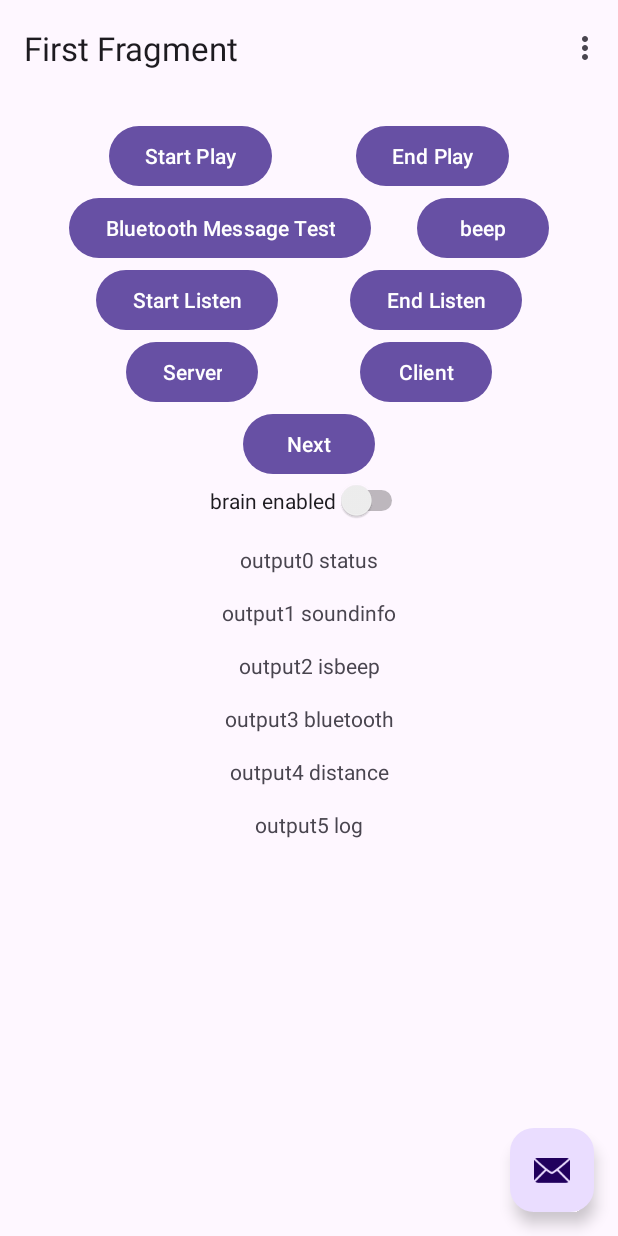
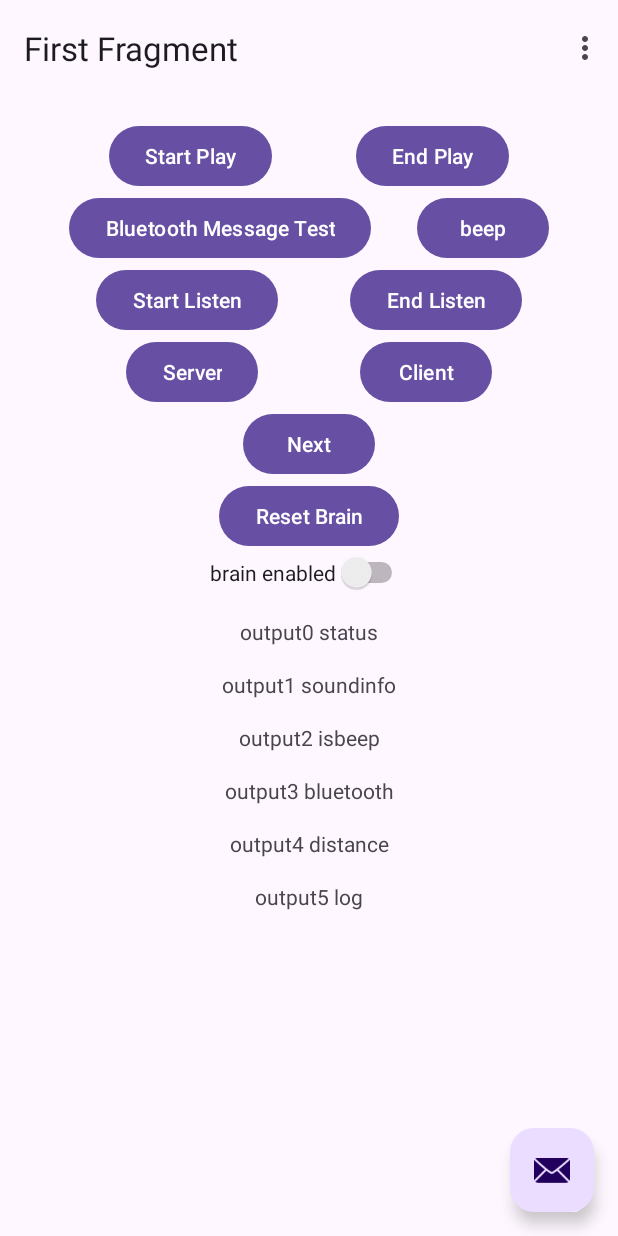
Before and after one commit to a7543/Ranging, an Android app: the screen it shows after launch (MainActivity), on a phone screen of 412 x 824 dp. Run offline under Robolectric (Android 15) with nearby library versions, the phone set to English and light mode, and no system bars; our stand-ins replace navigation-ui.

Commit message:
Add button to reset brain

```diff
--- a/app/src/main/res/layout/fragment_first.xml
+++ b/app/src/main/res/layout/fragment_first.xml
@@ -96,10 +96,20 @@
             android:layout_width="wrap_content"
             android:layout_height="wrap_content"
             android:text="@string/next"
+            app:layout_constraintBottom_toTopOf="@id/button_reset"
+            app:layout_constraintEnd_toEndOf="parent"
+            app:layout_constraintStart_toStartOf="parent"
+            app:layout_constraintTop_toBottomOf="@id/button_bluetooth_server" />
+
+        <Button
+            android:id="@+id/button_reset"
+            android:layout_width="wrap_content"
+            android:layout_height="wrap_content"
+            android:text="Reset Brain"
             app:layout_constraintBottom_toTopOf="@id/switch1"
             app:layout_constraintEnd_toEndOf="parent"
             app:layout_constraintStart_toStartOf="parent"
-            app:layout_constraintTop_toBottomOf="@id/button_bluetooth_server" />
+            app:layout_constraintTop_toBottomOf="@id/button_first" />
 
         <Switch
             android:id="@+id/switch1"
@@ -109,7 +119,7 @@
             app:layout_constraintBottom_toTopOf="@id/textview_out0"
             app:layout_constraintEnd_toEndOf="parent"
             app:layout_constraintStart_toStartOf="parent"
-            app:layout_constraintTop_toBottomOf="@id/button_first" />
+            app:layout_constraintTop_toBottomOf="@id/button_reset" />
 
         <TextView
             android:id="@+id/textview_out0"
```
Also changed, not shown: app/src/main/java/com/scscscc/ranging/FirstFragment.java (+10 -1 lines), app/src/main/java/com/scscscc/ranging/TheBrain.java (+23 -16 lines).
